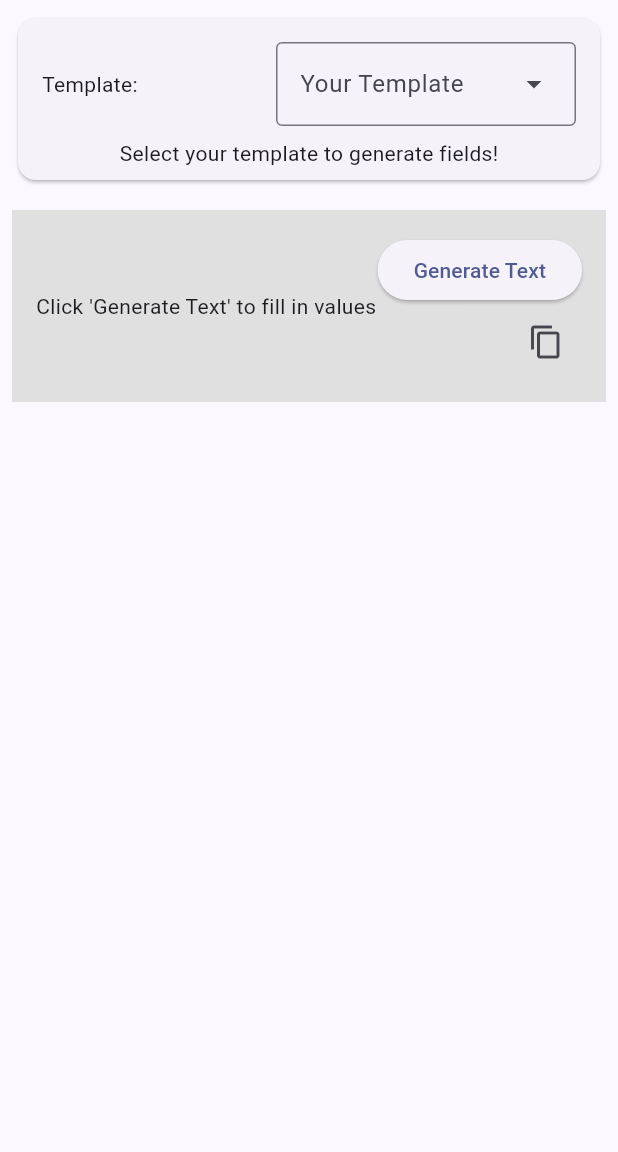
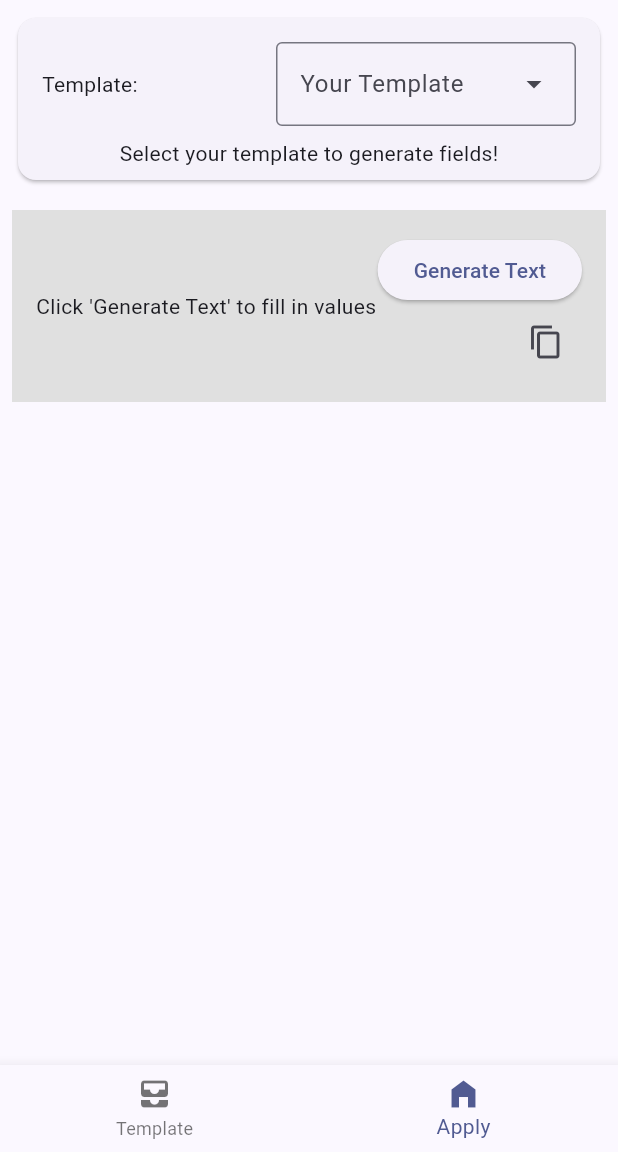
Before and after one commit to IzetopeDev/Message-Templator, a Flutter app: the screen it shows after launch, on a phone screen of 412 x 824 dp, the part 84-1236 px from its top. Run offline on Flutter 3.47's test engine with Material 3 defaults, Android fonts, the phone set to English and light mode, and no system bars.

Commit message:
fix: multiple templates not supported.

```diff
--- a/templator/lib/classes/field.dart
+++ b/templator/lib/classes/field.dart
@@ -28,7 +28,7 @@ abstract class Field<T> {
     });
   }
 
-  Widget buildWidget();
+  Widget buildWidget(String parentName);
 }
 
 class LabelledTextField extends Field<String> {
@@ -49,9 +49,10 @@ class LabelledTextField extends Field<String> {
   bool isLast;
 
   @override
-  Widget buildWidget() {
+  Widget buildWidget(parentName) {
     return LabelledTextFieldWidget(
       label ?? keyword,
+      key: ValueKey("$parentName:{{$keyword}}"),
       isLast: isLast,
       onChanged: assignFieldValue,
     );
@@ -78,9 +79,10 @@ class SelectionField extends Field<List<String>> {
   List<String> options;
 
   @override
-  Widget buildWidget() {
+  Widget buildWidget(String parentName) {
     return SelectionFieldWidget(
       options,
+      key: ValueKey("$parentName:{{$keyword}}"),
       label: label,
       onSelected: assignFieldValue,
     );
@@ -102,6 +104,7 @@ class DropdownField<T> extends Field<T> {
       level: 500
     );
     log(
+      // ignore: prefer_adjacent_string_concatenation
       "templates: ${options.toList()}}" +
       "this.defaultTemplate",
       name: "DEBUG (-v)",
@@ -114,9 +117,10 @@ class DropdownField<T> extends Field<T> {
   String? hintText;
 
   @override
-  Widget buildWidget() {
+  Widget buildWidget(String parentName) {
     return SideLabelledDropdownMenuWidget(
       options,
+      key: ValueKey("$parentName:{{$keyword}}"),
       sideLabel: label ?? keyword,
       defaultOption: defaultOption,
       hintText: hintText,
--- a/templator/lib/classes/template.dart
+++ b/templator/lib/classes/template.dart
@@ -29,6 +29,6 @@ class Template {
   final String name;
 
   List<Widget> buildWidget() {
-    return fields.map((field) => field.buildWidget()).toList();
+    return fields.map((field) => field.buildWidget(name)).toList();
   }
 }
--- a/templator/lib/main.dart
+++ b/templator/lib/main.dart
@@ -1,5 +1,5 @@
 import 'package:flutter/material.dart';
-import 'package:templator/pages/apply_template_page.dart';
+import 'package:templator/views/main_view.dart';
 
 void main() {
   runApp(const MyApp());
@@ -14,7 +14,7 @@ class MyApp extends StatelessWidget {
     return MaterialApp(
       title: 'Templator',
       theme: ThemeData(colorScheme: .fromSeed(seedColor: Colors.indigo)),
-      home: ApplyTemplatePage(title: 'Text Templator'),
+      home: MainView(title: 'Text Templator'),
     );
   }
 }
--- a/templator/lib/models/single_instance/result_text_section.dart
+++ b/templator/lib/models/single_instance/result_text_section.dart
@@ -8,9 +8,8 @@ import 'package:templator/classes/field.dart';
 import '../../classes/template.dart';
 
 class ResultText extends StatefulWidget {
-  final Template template;
-
   const ResultText({super.key, required this.template});
+  final Template? template;
 
   @override
   State<ResultText> createState() => _ResultTextState();
@@ -19,8 +18,10 @@ class ResultText extends StatefulWidget {
 class _ResultTextState extends State<ResultText> {
   String _generatedText = "";
 
-  String _fillTemplate(Template template) {
-    String result = template.templateText;
+  String _fillTemplate(Template? template) {
+    ArgumentError.checkNotNull(template, "no template chosen!");
+
+    String result = template!.templateText;
 
     log(
       "applying field values to template (${template.name})",
@@ -35,9 +36,7 @@ class _ResultTextState extends State<ResultText> {
         level: 300
       );
 
-      if (field.value == null) {
-        throw ArgumentError.notNull("Field: ${field.keyword}");
-      }
+      ArgumentError.checkNotNull(field.value, "Field: ${field.keyword}");
 
       switch (field) {
         case LabelledTextField f:
@@ -63,7 +62,7 @@ class _ResultTextState extends State<ResultText> {
     try {
       templateResult = _fillTemplate(widget.template);
     } catch (e) {
-      log("null value in fields!:", level: 900, error: e, name: "WARN");
+      log("null value!", level: 900, error: e, name: "WARN");
       templateResult = "please submit your fields.";
     }
 
--- a/templator/lib/models/single_instance/text_template_card.dart
+++ b/templator/lib/models/single_instance/text_template_card.dart
@@ -9,11 +9,13 @@ class TextTemplateCard extends StatefulWidget {
     {
       super.key,
       this.defaultTemplate,
+      this.onTemplateSelected,
     });
 
   //TODO: get template info by provider!
   final List<Template> templates;
   final Template? defaultTemplate;
+  final void Function(Template? template)? onTemplateSelected;
 
   @override
   State<TextTemplateCard> createState() => _TextTemplateCardState();
@@ -34,6 +36,8 @@ class _TextTemplateCardState extends State<TextTemplateCard> {
       _selectedTemplate = template;
       _fields = _getFields();
     });
+
+    widget.onTemplateSelected?.call(template);
   }
 
   List<Widget> _getFields() {
--- a/templator/lib/pages/apply_template_page.dart
+++ b/templator/lib/pages/apply_template_page.dart
@@ -1,63 +1,39 @@
 import 'package:flutter/material.dart';
-import 'package:templator/classes/field.dart';
 import 'package:templator/classes/template.dart';
 import 'package:templator/models/single_instance/result_text_section.dart';
 import 'package:templator/models/single_instance/text_template_card.dart';
 
 class ApplyTemplatePage extends StatefulWidget {
-  const ApplyTemplatePage({super.key, required this.title});
+  const ApplyTemplatePage({
+    super.key,
+    required this.templates,
+  });
 
-  final String title;
+  final List<Template> templates;
 
   @override
   State<ApplyTemplatePage> createState() => _ApplyTemplatePageState();
 }
 
 class _ApplyTemplatePageState extends State<ApplyTemplatePage> {
-  final template = Template(
-    name: "Individual Movement",
-    templateText: '''Location: {{location}},
-Est Time Out: {{timeOut}},
-Est Time In: {{timeIn}},
-
-Rank/Name:
-{{names}}''',
-    fields: [
-      LabelledTextField(keyword: "location"),
-      LabelledTextField(keyword: "timeOut", label: "Est Time Out"),
-      LabelledTextField(keyword: "timeIn", label: "Est Time In"),
-      SelectionField(
-        keyword: "names",
-        label: "Rank/Name:",
-        options: [
-          "Alice Johnson",
-          "Bob Smith",
-          "Charlie Davis",
-          "Diana Evans",
-          "Ethan Harris",
-          "Fiona Garcia",
-          "George Brown",
-          "Hannah Wilson",
-        ],
-      ),
-    ],
-  );
+  Template? _selectedTemplate;
 
   @override
   Widget build(BuildContext context) {
-    return Scaffold(
-      appBar: AppBar(
-        backgroundColor: Theme.of(context).colorScheme.inversePrimary,
-        title: Text(widget.title),
-      ),
-      body: Center(
-        child: ListView(
-          children: [
-            TextTemplateCard([template]),
-            ResultText(template: template),
-            SizedBox(height: 200),
-          ],
-        ),
+    return Center(
+      child: ListView(
+        children: [
+          TextTemplateCard(
+            widget.templates,
+            onTemplateSelected: (template) {
+              setState(() {
+                _selectedTemplate = template;
+              });
+            },
+          ),
+          ResultText(template: _selectedTemplate ?? widget.templates[0]),
+          SizedBox(height: 200),
+        ],
       ),
     );
   }
--- /dev/null
+++ b/templator/lib/views/main_view.dart
@@ -0,0 +1,132 @@
+import 'package:flutter/material.dart';
+import 'package:templator/classes/field.dart';
+import 'package:templator/classes/template.dart';
+import 'package:templator/pages/apply_template_page.dart';
+
+class MainView extends StatefulWidget {
+  const MainView({super.key, required this.title});
+
+  final String title;
+
+  @override
+  State<MainView> createState() => _MainViewState();
+}
+
+class _MainViewState extends State<MainView> {
+
+  final templates = [
+    Template(
+      name: "Individual Movement",
+      templateText: '''Location: {{location}},
+Est Time Out: {{timeOut}},
+Est Time In: {{timeIn}},
+
+Rank/Name:
+{{names}}''',
+      fields: [
+        LabelledTextField(keyword: "location"),
+        LabelledTextField(keyword: "timeOut", label: "Est Time Out"),
+        LabelledTextField(keyword: "timeIn", label: "Est Time In"),
+        SelectionField(
+          keyword: "names",
+          label: "Rank/Name:",
+          options: [
+            "3SG Issac Lai",
+            "ME1 Jordan",
+            // "Alice Johnson",
+            // "Bob Smith",
+            // "Charlie Davis",
+            // "Diana Evans",
+            // "Ethan Harris",
+            // "Fiona Garcia",
+            // "George Brown",
+            // "Hannah Wilson",
+          ],
+        ),
+      ],
+    ),
+    Template(
+      name: "Vehicle Movement",
+      templateText: '''{{VehicleNumber}}
+
+{{Location 1}} > {{Location 2}}
+{{Trades}}
+''',
+      fields: [
+        LabelledTextField(keyword: "VehicleNumber", label: "Vehicle Number"),
+        LabelledTextField(keyword: "Location 1", label: "From:"),
+        LabelledTextField(keyword: "Location 2", label: "To:"),
+        SelectionField(
+          keyword: "Trades",
+          options: [
+            "ACMI",
+            "FC",
+            "LSS",
+            "AE",
+            "SF",
+            "WLC",
+            "FLC",
+          ]
+        )
+      ]
+    )
+  ];
+
+  late final List<Widget> _pages = [
+    TemplateManager(templates: templates,),
+    ApplyTemplatePage(templates: templates),
+  ];
+
+  int _selectedIndex = 1;
+
+  @override
+  Widget build(BuildContext context) {
+    return Scaffold(
+      appBar: AppBar(
+        backgroundColor: Theme.of(context).colorScheme.inversePrimary,
+        title: Text(widget.title),
+      ),
+      body: _pages[_selectedIndex],
+      bottomNavigationBar: BottomNavigationBar(
+        currentIndex: _selectedIndex,
+        onTap: (value) { setState(() {_selectedIndex = value;}); },
+        items: [
+          BottomNavigationBarItem(
+            icon: Icon(Icons.all_inbox),
+            label: "Template"
+          ),
+          BottomNavigationBarItem(
+            icon: Icon(Icons.home_filled),
+            label: "Apply"
+          ),
+        ]
+      )
+    );
+  }
+}
+
+class TemplateManager extends StatelessWidget {
+
+  const TemplateManager({
+    super.key,
+    required this.templates,
+  });
+
+  final List<Template> templates;
+
+  @override
+  Widget build(BuildContext context) {
+    return Center(
+      child: ListView(
+        children: templates.map( (template) {
+          return Card(
+            child: Padding(
+              padding: const EdgeInsets.all(8.0),
+              child: Text(template.name),
+            )
+          );
+        }).toList(),
+      )
+    );
+  }
+}
```
Also changed, not shown: templator/lib/models/selection_field_widget.dart (indentation only).
